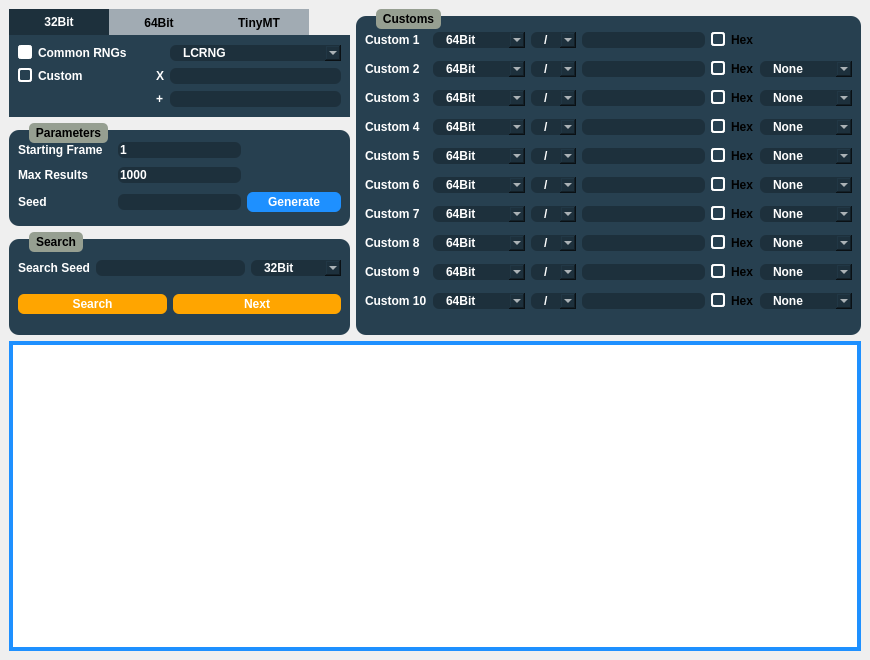
The window that Forms/Researcher.ui (PMArkive/Researcher) describes before a commit, drawn with Qt 5.
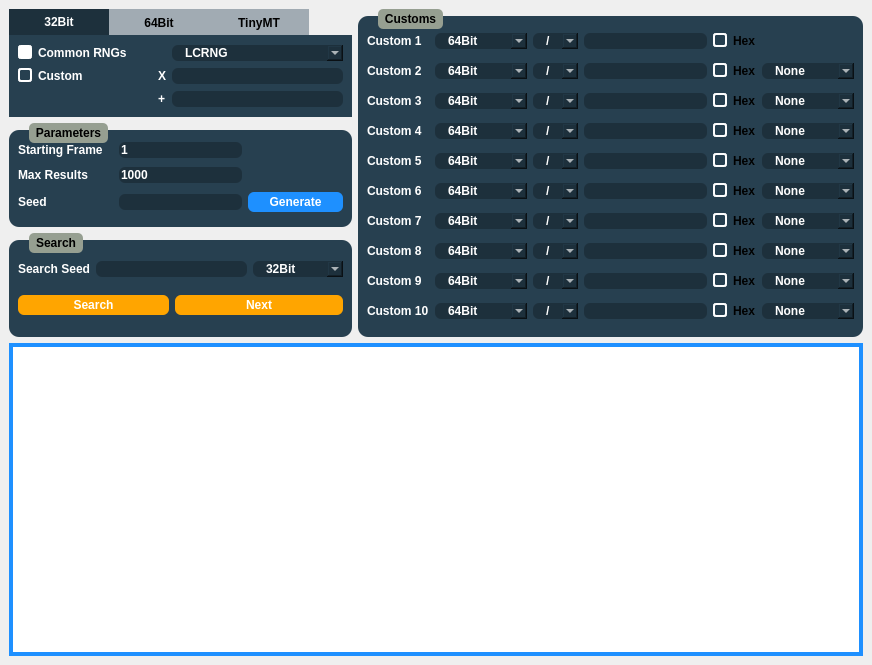
The same window after the commit. Custom widgets are drawn as their Qt base class.

What changed in the file:
```diff
--- a/Forms/Researcher.ui
+++ b/Forms/Researcher.ui
@@ -6,14 +6,14 @@
    <rect>
     <x>0</x>
     <y>0</y>
-    <width>870</width>
-    <height>660</height>
+    <width>872</width>
+    <height>665</height>
    </rect>
   </property>
   <property name="minimumSize">
    <size>
-    <width>870</width>
-    <height>660</height>
+    <width>872</width>
+    <height>665</height>
    </size>
   </property>
   <property name="windowTitle">
```
Left out of the diff: 35 changed lines with no effect on the pictures.
